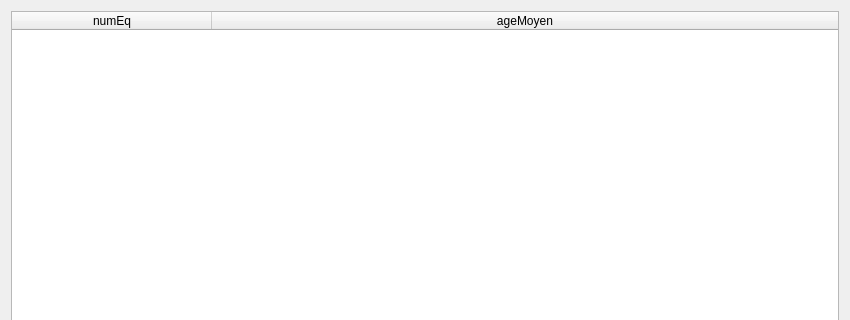
First picture: the form in gui/fct_comp_6.ui, repository ELCALVO/CEBD_Project, before the edit; both pictures show x 0 to 850 and y 0 to 320 of the 850 by 601 pixel window.
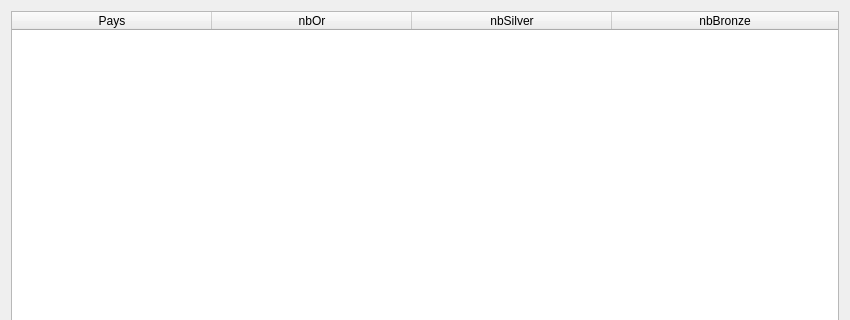
Second picture: the form after the edit.

```diff
--- a/gui/fct_comp_6.ui
+++ b/gui/fct_comp_6.ui
@@ -30,12 +30,22 @@
      </attribute>
      <column>
       <property name="text">
-       <string>numEq</string>
+       <string>Pays</string>
       </property>
      </column>
      <column>
       <property name="text">
-       <string>ageMoyen</string>
+       <string>nbOr</string>
+      </property>
+     </column>
+     <column>
+      <property name="text">
+       <string>nbSilver</string>
+      </property>
+     </column>
+     <column>
+      <property name="text">
+       <string>nbBronze</string>
       </property>
      </column>
     </widget>
```
Left out of the diff: 8 changed lines with no effect on the pictures.
